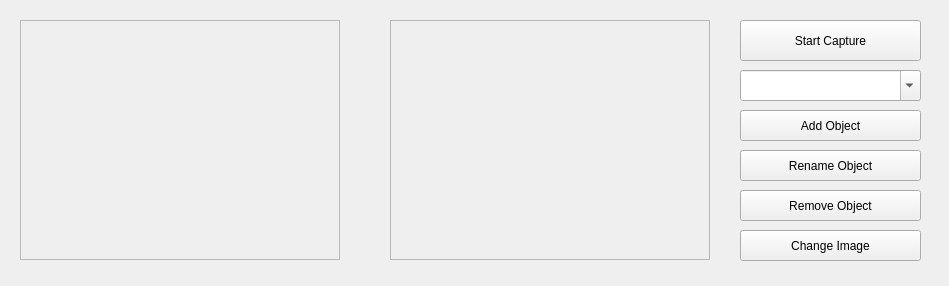
The window that Practica 3/mainwindow.ui (ARebollo/ArtificialVision) describes before a commit, drawn with Qt 5.
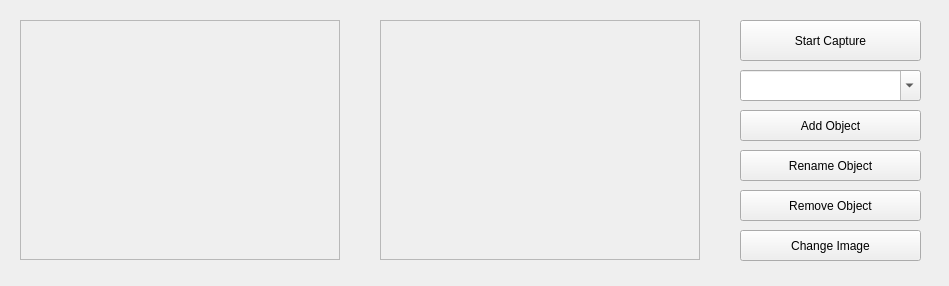
The same window after the commit.

```diff
--- a/Practica 3/mainwindow.ui
+++ b/Practica 3/mainwindow.ui
@@ -32,7 +32,7 @@
   <widget class="QFrame" name="imageFrameD">
    <property name="geometry">
     <rect>
-     <x>390</x>
+     <x>380</x>
      <y>20</y>
      <width>320</width>
      <height>240</height>
```
Left out of the diff: 2 changed lines with no effect on the pictures.
